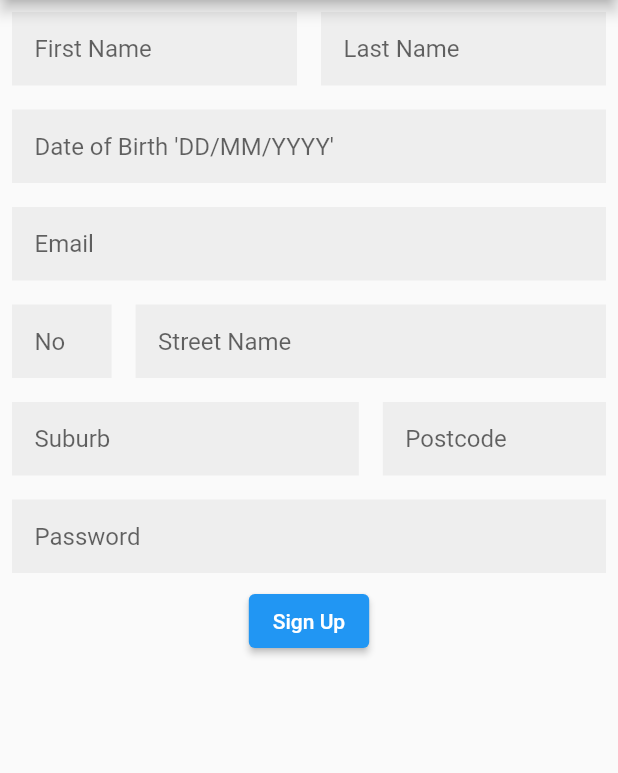
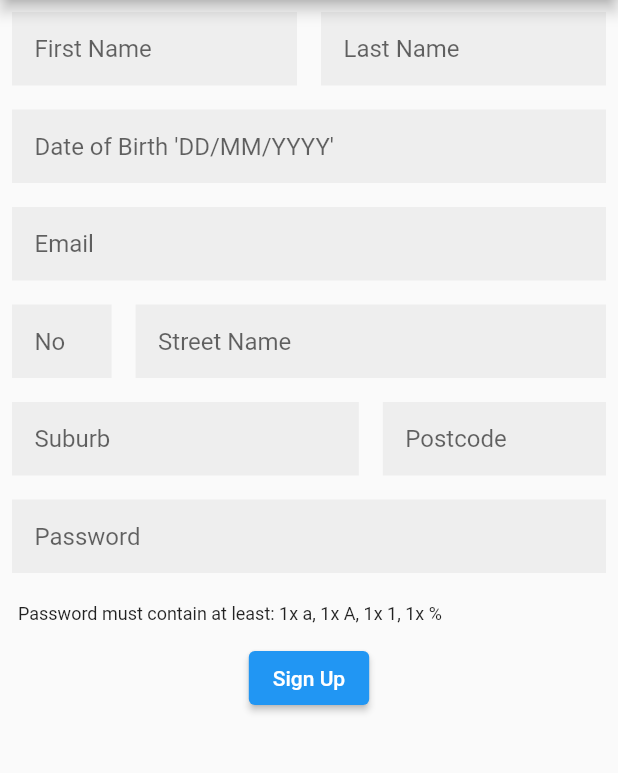
Before and after one commit to HarryM265/Form-Validation-Project, a Flutter app: the screen it shows after launch, on a phone screen of 412 x 824 dp, the part 84-857 px from its top. Run offline on Flutter 3.47's test engine with Material 2 defaults, Android fonts, the phone set to English and light mode, and no system bars.

Commit message:
Helpful password hint

```diff
--- a/lib/widgets/profileForm.dart
+++ b/lib/widgets/profileForm.dart
@@ -311,6 +311,15 @@ class _ProfileFormState extends State<ProfileForm> {
               model.password = value;
             },
           ),
+          Padding(
+            padding: EdgeInsets.all(12),
+            child: Container(
+              alignment: Alignment.topLeft,
+              child: Text(
+                  'Password must contain at least: 1x a, 1x A, 1x 1, 1x %',
+                  style: TextStyle(fontSize: 12)),
+            ),
+          ),
           //create an elevated button
           ElevatedButton(
             //style the button
```
